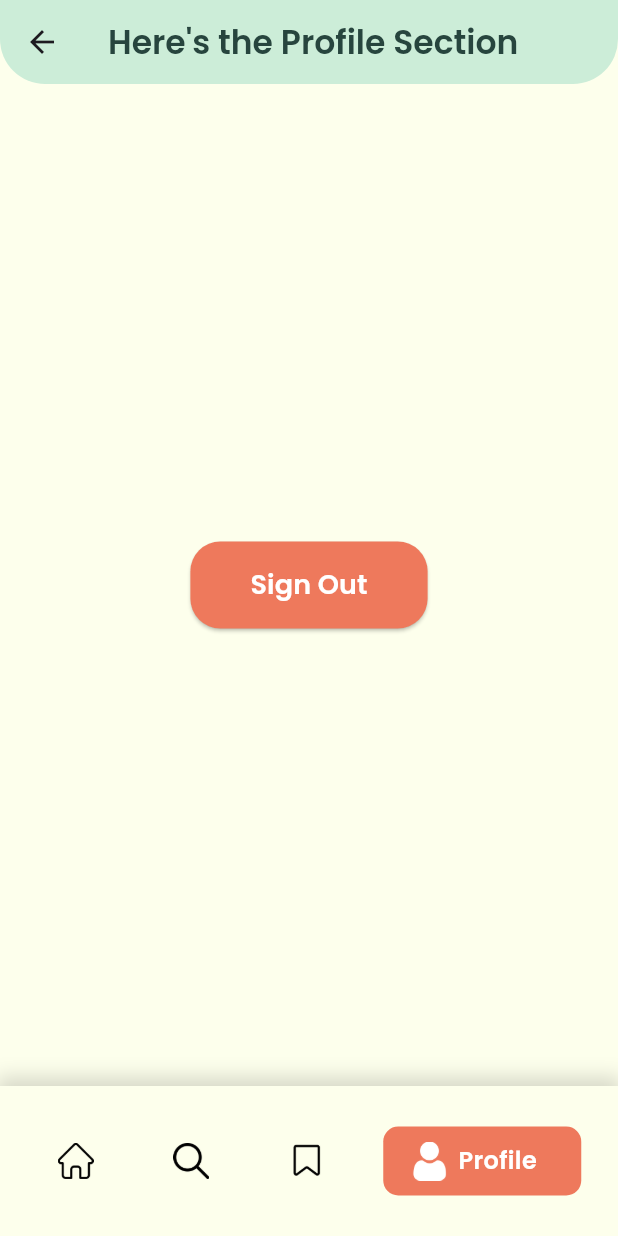
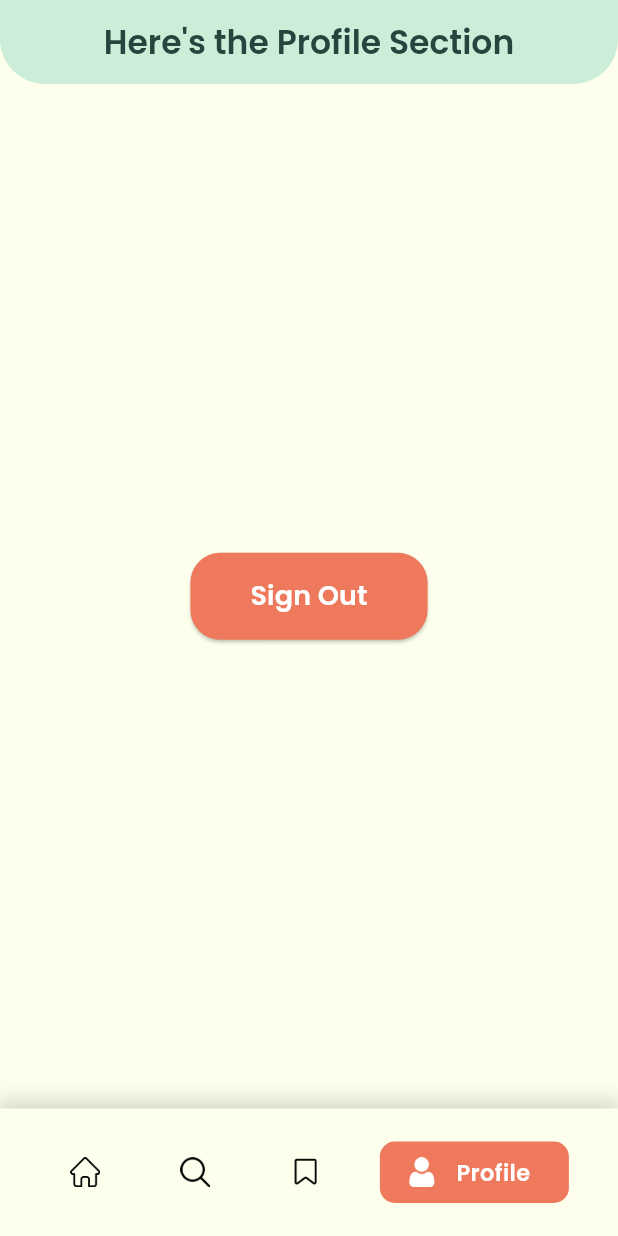
Before and after one commit to kurykatsu24/platoporma-final-project, a Flutter app: the MainPageSection screen opened directly, item 4 of the bottom bar chosen, on a phone screen of 412 x 824 dp. Run offline on Flutter 3.47's test engine with Material 3 defaults, Android fonts, the phone set to English and light mode, and no system bars; our stand-ins replace google_fonts, supabase_flutter; accounts and stored records are empty.

Commit message:
fix: initialize fixing spacings and font sizes in navbar and homepage

```diff
--- a/lib/Pages/homepage_section.dart
+++ b/lib/Pages/homepage_section.dart
@@ -11,7 +11,7 @@ class HomePageSection extends StatelessWidget {
       appBar: AppBar(
         backgroundColor: const Color(0xFFCCEDD8),
         title: Text(
-          "Here's the Home Section",
+          "Welcome,",
           style: GoogleFonts.poppins(
             color: const Color(0xFF27453E),
             fontWeight: FontWeight.w600,
@@ -22,7 +22,7 @@ class HomePageSection extends StatelessWidget {
         shape: const RoundedRectangleBorder(
           borderRadius: BorderRadius.vertical(bottom: Radius.circular(30)),
         ),
-        elevation: 0,
+
       ),
       body: const Center(
         child: Text('Home Section Placeholder'),
--- a/lib/Widgets/animated_navbar.dart
+++ b/lib/Widgets/animated_navbar.dart
@@ -58,9 +58,9 @@ class _AnimatedNavBarState extends State<AnimatedNavBar>
   Widget build(BuildContext context) {
     return SafeArea(
       child: Container(
-        height: 100,
+        height: 85,
         width: double.infinity,
-        padding: const EdgeInsets.symmetric(horizontal: 12, vertical: 14),
+        padding: const EdgeInsets.symmetric(horizontal: 20, vertical: 1),
         decoration: BoxDecoration(
           color: bgColor,
           boxShadow: [
@@ -95,7 +95,7 @@ class _AnimatedNavBarState extends State<AnimatedNavBar>
                   children: [
                     //widget para kaswitch between active and inactive icons with an animation and also wrap it in color filter (white)
                     AnimatedSwitcher(
-                      duration: const Duration(milliseconds: 300),
+                      duration: const Duration(milliseconds: 700),
                       child: ColorFiltered(
                         key: ValueKey<bool>(isActive),
                         colorFilter: isActive
@@ -103,8 +103,8 @@ class _AnimatedNavBarState extends State<AnimatedNavBar>
                             : const ColorFilter.mode(Colors.black, BlendMode.srcIn),
                         child: Image.asset(
                           isActive ? item['icon_active']! : item['icon_inactive']!,
-                          width: isActive ? 26 : 24,
-                          height: isActive ? 26 : 24,
+                          width: isActive ? 20 : 20,
+                          height: isActive ? 20 : 20,
                         ),
                       ),
                     ),
@@ -116,11 +116,11 @@ class _AnimatedNavBarState extends State<AnimatedNavBar>
                         duration: const Duration(milliseconds: 250),
                         opacity: isActive ? 1 : 0,
                         child: Padding(
-                          padding: const EdgeInsets.only(left: 6),
+                          padding: const EdgeInsets.only(left: 13),
                           child: Text(
                             item['label']!,
                             style: GoogleFonts.poppins(
-                              fontSize: 16,
+                              fontSize: 15 * MediaQuery.of(context).textScaleFactor,
                               fontWeight: FontWeight.w600,
                               color: Colors.white,
                             ),
--- a/lib/main.dart
+++ b/lib/main.dart
@@ -1,5 +1,5 @@
 import 'package:flutter/material.dart';
-import 'package:platoporma/Pages/splash_screen.dart';
+import 'package:platoporma/Pages/mainpage_section.dart';
 import 'package:supabase_flutter/supabase_flutter.dart';
 
 Future<void> main() async {
@@ -25,7 +25,7 @@ class MyApp extends StatelessWidget {
       debugShowCheckedModeBanner: false,
       title: 'Platoporma',
       theme: ThemeData(primarySwatch: Colors.blue),
-      home: SplashScreen(), //this is where the app starts
+      home: MainPageSection(), //this is where the app starts
     );
   }
 }
```
Also changed, not shown: assets/icon_images/search_inactive.png.
